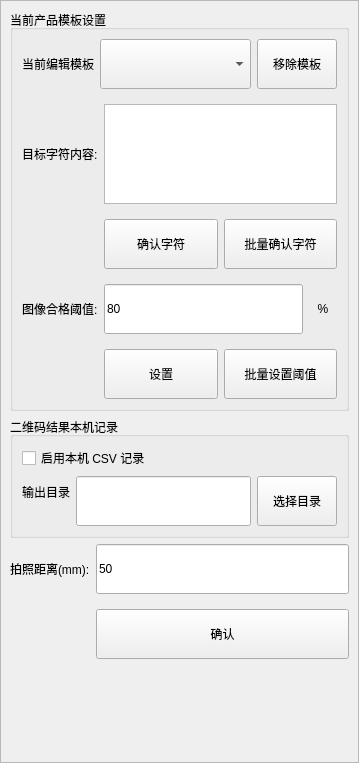
Qt form app/ui/main_window/settings/detection_settings_page.ui (GitHub3651/shenyinocr) before a commit.
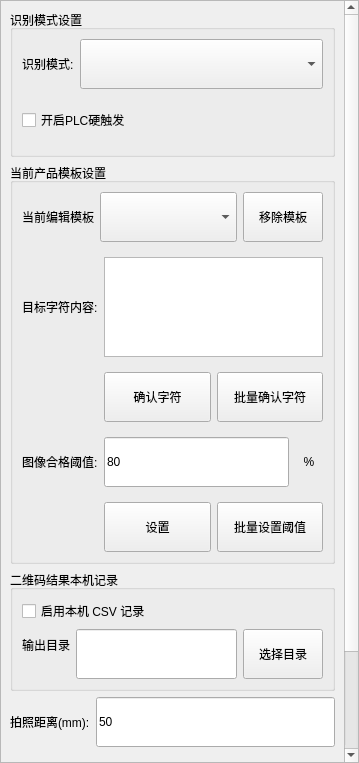
The same form after that commit.

Patch:
```diff
--- a/app/ui/main_window/settings/detection_settings_page.ui
+++ b/app/ui/main_window/settings/detection_settings_page.ui
@@ -39,6 +39,51 @@
       </property>
       <layout class="QGridLayout" name="gridLayout_detectionSettings">
        <item row="0" column="0">
+        <widget class="QGroupBox" name="groupBox_detectionMode">
+         <property name="title">
+          <string>识别模式设置</string>
+         </property>
+         <layout class="QFormLayout" name="formLayout_detectionMode">
+          <item row="0" column="0">
+           <widget class="QLabel" name="label_detectionMode">
+            <property name="minimumSize">
+             <size>
+              <width>0</width>
+              <height>50</height>
+             </size>
+            </property>
+            <property name="text">
+             <string>识别模式:</string>
+            </property>
+           </widget>
+          </item>
+          <item row="0" column="1">
+           <widget class="QComboBox" name="comboBox_detectionMode">
+            <property name="minimumSize">
+             <size>
+              <width>0</width>
+              <height>50</height>
+             </size>
+            </property>
+           </widget>
+          </item>
+          <item row="1" column="0" colspan="2">
+           <widget class="QCheckBox" name="checkBox_hardwareTriggerEnabled">
+            <property name="minimumSize">
+             <size>
+              <width>0</width>
+              <height>50</height>
+             </size>
+            </property>
+            <property name="text">
+             <string>开启PLC硬触发</string>
+            </property>
+           </widget>
+          </item>
+         </layout>
+        </widget>
+       </item>
+       <item row="1" column="0">
         <widget class="QGroupBox" name="groupBox_currentTemplateSettings">
          <property name="title">
           <string>当前产品模板设置</string>
@@ -289,7 +334,7 @@
          </layout>
         </widget>
        </item>
-       <item row="1" column="0">
+       <item row="2" column="0">
         <widget class="QGroupBox" name="groupBox_barcodeCsv">
          <property name="title">
           <string>二维码结果本机记录</string>
@@ -383,6 +428,46 @@
         </layout>
        </item>
        <item row="4" column="0">
+        <layout class="QGridLayout" name="gridLayout_tissueRoughnessThreshold" columnstretch="0,1,0">
+         <property name="verticalSpacing">
+          <number>15</number>
+         </property>
+         <item row="0" column="0">
+          <widget class="QLabel" name="label_tissueRoughnessThreshold">
+           <property name="text">
+            <string>纸巾检测粗糙度阈值:</string>
+           </property>
+          </widget>
+         </item>
+         <item row="0" column="1">
+          <widget class="QLineEdit" name="lineEdit_tissueRoughnessThreshold">
+           <property name="minimumSize">
+            <size>
+             <width>0</width>
+             <height>50</height>
+            </size>
+           </property>
+           <property name="text">
+            <string/>
+           </property>
+          </widget>
+         </item>
+         <item row="0" column="2">
+          <widget class="QPushButton" name="pushButton_applyTissueRoughnessThreshold">
+           <property name="minimumSize">
+            <size>
+             <width>0</width>
+             <height>50</height>
+            </size>
+           </property>
+           <property name="text">
+            <string>设置</string>
+           </property>
+          </widget>
+         </item>
+        </layout>
+       </item>
+       <item row="5" column="0">
         <spacer name="verticalSpacer_detectionSettingsBottom">
          <property name="orientation">
           <enum>Qt::Vertical</enum>
```
